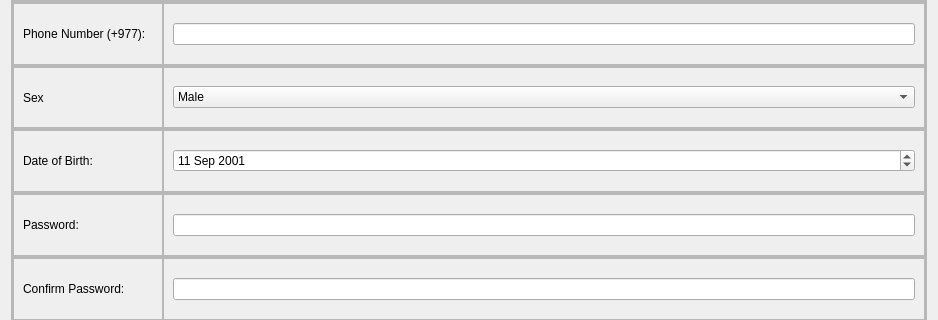
Above: signup.ui from aavashlamichhane/LibMan before the change; both pictures show x 0 to 938 and y 329 to 649 of the 938 by 789 pixel window. Below: the same form after it.
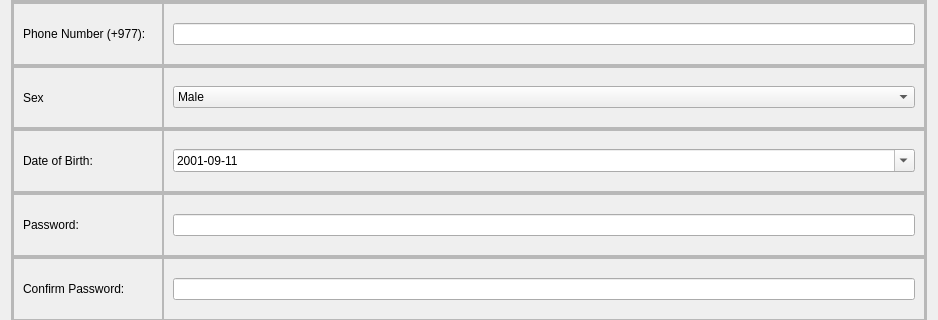
That is the form after the change.

Commit message: calender pop added halyo

Patch:
```diff
--- a/signup.ui
+++ b/signup.ui
@@ -649,6 +649,12 @@
              <layout class="QHBoxLayout" name="horizontalLayout_22">
               <item>
                <widget class="QDateEdit" name="dateEdit_dob">
+                <property name="displayFormat">
+                 <string>yyyy-MM-dd</string>
+                </property>
+                <property name="calendarPopup">
+                 <bool>true</bool>
+                </property>
                 <property name="date">
                  <date>
                   <year>2001</year>
```
The commit also changes 1 other file.
